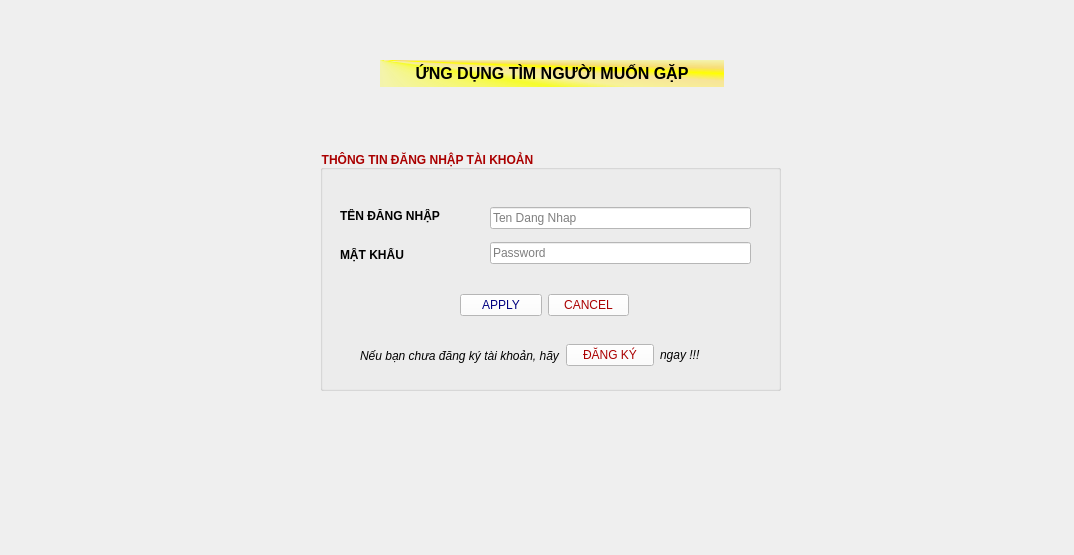
This is client/frontend/ui/login_ui.ui in DacLuc/relative_face_recognition_app as Qt 5 draws it before an edit. The edited form follows.
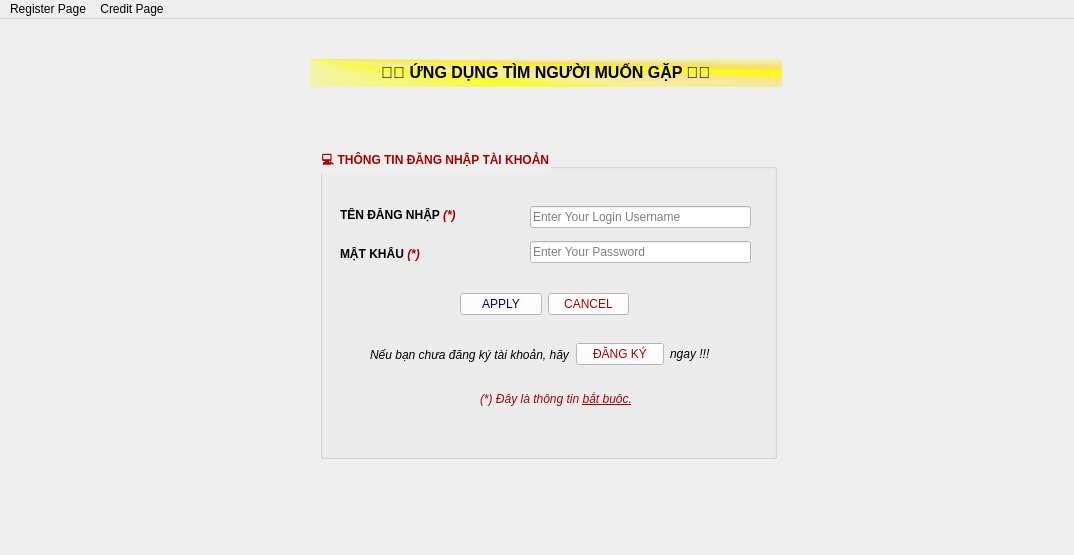
This is the edited form.

```diff
--- a/client/frontend/ui/login_ui.ui
+++ b/client/frontend/ui/login_ui.ui
@@ -14,39 +14,13 @@
    <string>MainWindow</string>
   </property>
   <widget class="QWidget" name="centralwidget">
-   <widget class="QLabel" name="title_label">
-    <property name="geometry">
-     <rect>
-      <x>380</x>
-      <y>60</y>
-      <width>344</width>
-      <height>27</height>
-     </rect>
-    </property>
-    <property name="font">
-     <font>
-      <pointsize>12</pointsize>
-      <bold>true</bold>
-     </font>
-    </property>
-    <property name="mouseTracking">
-     <bool>true</bool>
-    </property>
-    <property name="styleSheet">
-     <string notr="true">background-color: qconicalgradient(cx:0, cy:0, angle:135, stop:0 rgba(255, 255, 0, 69), stop:0.375 rgba(255, 255, 0, 69), stop:0.423533 rgba(251, 255, 0, 145), stop:0.45 rgba(247, 255, 0, 208), stop:0.477581 rgba(255, 244, 71, 130), stop:0.518717 rgba(255, 218, 71, 130), stop:0.55 rgba(255, 255, 0, 255), stop:0.57754 rgba(255, 203, 0, 130), stop:0.625 rgba(255, 255, 0, 69), stop:1 rgba(255, 255, 0, 69));
-color: rgb(0, 0, 0);</string>
-    </property>
-    <property name="text">
-     <string>&lt;html&gt;&lt;head/&gt;&lt;body&gt;&lt;p align=&quot;center&quot;&gt;ỨNG DỤNG TÌM NGƯỜI MUỐN GẶP&lt;/p&gt;&lt;/body&gt;&lt;/html&gt;</string>
-    </property>
-   </widget>
    <widget class="QGroupBox" name="info_login">
     <property name="geometry">
      <rect>
       <x>320</x>
-      <y>150</y>
-      <width>461</width>
-      <height>241</height>
+      <y>130</y>
+      <width>457</width>
+      <height>310</height>
      </rect>
     </property>
     <property name="font">
@@ -59,14 +33,14 @@
 color: rgb(170, 0, 0);</string>
     </property>
     <property name="title">
-     <string>THÔNG TIN ĐĂNG NHẬP TÀI KHOẢN</string>
+     <string>💻 THÔNG TIN ĐĂNG NHẬP TÀI KHOẢN</string>
     </property>
     <widget class="QWidget" name="verticalLayoutWidget">
      <property name="geometry">
       <rect>
        <x>20</x>
        <y>50</y>
-       <width>151</width>
+       <width>191</width>
        <height>71</height>
       </rect>
      </property>
@@ -82,7 +56,7 @@
          <string notr="true">color: rgb(0, 0, 0);</string>
         </property>
         <property name="text">
-         <string>&lt;html&gt;&lt;head/&gt;&lt;body&gt;&lt;p&gt;&lt;span style=&quot; font-weight:700;&quot;&gt;TÊN ĐĂNG NHẬP&lt;/span&gt;&lt;/p&gt;&lt;/body&gt;&lt;/html&gt;</string>
+         <string>&lt;html&gt;&lt;head/&gt;&lt;body&gt;&lt;p&gt;&lt;span style=&quot; font-weight:700;&quot;&gt;TÊN ĐĂNG NHẬP &lt;/span&gt;&lt;span style=&quot; font-weight:700; font-style:italic; color:#aa0000;&quot;&gt;(*)&lt;/span&gt;&lt;/p&gt;&lt;/body&gt;&lt;/html&gt;</string>
         </property>
        </widget>
       </item>
@@ -97,7 +71,7 @@
          <string notr="true">color: rgb(0, 0, 0);</string>
         </property>
         <property name="text">
-         <string>&lt;html&gt;&lt;head/&gt;&lt;body&gt;&lt;p&gt;&lt;span style=&quot; font-weight:700;&quot;&gt;MẬT KHẨU&lt;/span&gt;&lt;/p&gt;&lt;/body&gt;&lt;/html&gt;</string>
+         <string>&lt;html&gt;&lt;head/&gt;&lt;body&gt;&lt;p&gt;&lt;span style=&quot; font-weight:700;&quot;&gt;MẬT KHẨU &lt;/span&gt;&lt;span style=&quot; font-weight:700; font-style:italic; color:#aa0000;&quot;&gt;(*)&lt;/span&gt;&lt;/p&gt;&lt;/body&gt;&lt;/html&gt;</string>
         </property>
        </widget>
       </item>
@@ -106,9 +80,9 @@
     <widget class="QWidget" name="verticalLayoutWidget_2">
      <property name="geometry">
       <rect>
-       <x>170</x>
+       <x>210</x>
        <y>50</y>
-       <width>261</width>
+       <width>221</width>
        <height>71</height>
       </rect>
      </property>
@@ -119,8 +93,11 @@
          <string notr="true">background-color: rgb(255, 255, 255);
 color: rgb(0, 0, 0);</string>
         </property>
+        <property name="text">
+         <string/>
+        </property>
         <property name="placeholderText">
-         <string>Ten Dang Nhap</string>
+         <string>Enter Your Login Username</string>
         </property>
        </widget>
       </item>
@@ -137,7 +114,7 @@
          <enum>QLineEdit::Password</enum>
         </property>
         <property name="placeholderText">
-         <string>Password</string>
+         <string>Enter Your Password</string>
         </property>
        </widget>
       </item>
@@ -146,7 +123,7 @@
     <widget class="QWidget" name="horizontalLayoutWidget">
      <property name="geometry">
       <rect>
-       <x>40</x>
+       <x>50</x>
        <y>190</y>
        <width>387</width>
        <height>31</height>
@@ -237,6 +214,45 @@
       </item>
      </layout>
     </widget>
+    <widget class="QLabel" name="label">
+     <property name="geometry">
+      <rect>
+       <x>160</x>
+       <y>240</y>
+       <width>187</width>
+       <height>20</height>
+      </rect>
+     </property>
+     <property name="text">
+      <string>&lt;html&gt;&lt;head/&gt;&lt;body&gt;&lt;p&gt;&lt;span style=&quot; font-weight:400; font-style:italic; color:#aa0000;&quot;&gt;(*) Đây là thông tin &lt;/span&gt;&lt;span style=&quot; font-weight:400; font-style:italic; text-decoration: underline; color:#aa0000;&quot;&gt;bắt buộc.&lt;/span&gt;&lt;/p&gt;&lt;/body&gt;&lt;/html&gt;</string>
+     </property>
+    </widget>
+   </widget>
+   <widget class="QLabel" name="title_label_2">
+    <property name="geometry">
+     <rect>
+      <x>310</x>
+      <y>40</y>
+      <width>472</width>
+      <height>28</height>
+     </rect>
+    </property>
+    <property name="font">
+     <font>
+      <pointsize>12</pointsize>
+      <bold>true</bold>
+     </font>
+    </property>
+    <property name="mouseTracking">
+     <bool>true</bool>
+    </property>
+    <property name="styleSheet">
+     <string notr="true">background-color: qconicalgradient(cx:0, cy:0, angle:135, stop:0 rgba(255, 255, 0, 69), stop:0.375 rgba(255, 255, 0, 69), stop:0.423533 rgba(251, 255, 0, 145), stop:0.45 rgba(247, 255, 0, 208), stop:0.477581 rgba(255, 244, 71, 130), stop:0.518717 rgba(255, 218, 71, 130), stop:0.55 rgba(255, 255, 0, 255), stop:0.57754 rgba(255, 203, 0, 130), stop:0.625 rgba(255, 255, 0, 69), stop:1 rgba(255, 255, 0, 69));
+color: rgb(0, 0, 0);</string>
+    </property>
+    <property name="text">
+     <string>&lt;html&gt;&lt;head/&gt;&lt;body&gt;&lt;p align=&quot;center&quot;&gt;💑💑 ỨNG DỤNG TÌM NGƯỜI MUỐN GẶP 💑💑&lt;/p&gt;&lt;/body&gt;&lt;/html&gt;</string>
+    </property>
    </widget>
   </widget>
   <widget class="QMenuBar" name="menubar">
@@ -248,6 +264,18 @@
      <height>25</height>
     </rect>
    </property>
+   <widget class="QMenu" name="menuRegister_Page">
+    <property name="title">
+     <string>Register Page</string>
+    </property>
+   </widget>
+   <widget class="QMenu" name="menuCredit_Page">
+    <property name="title">
+     <string>Credit Page</string>
+    </property>
+   </widget>
+   <addaction name="menuRegister_Page"/>
+   <addaction name="menuCredit_Page"/>
   </widget>
  </widget>
  <resources/>
```
